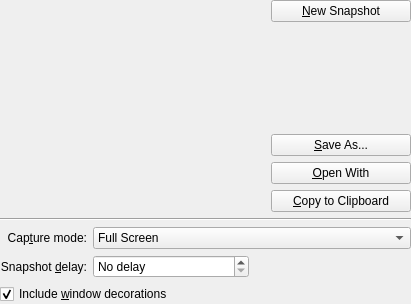
Qt form ksnapshotwidget.ui (KDE/ksnapshot) before a commit.
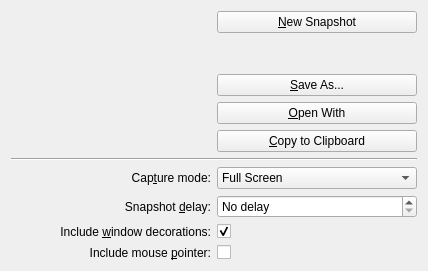
The same form after that commit. Custom widgets are drawn as their Qt base class.

Commit message: add mouse cursor capture

```diff
--- a/ksnapshotwidget.ui
+++ b/ksnapshotwidget.ui
@@ -6,35 +6,99 @@
    <rect>
     <x>0</x>
     <y>0</y>
-    <width>411</width>
-    <height>304</height>
+    <width>428</width>
+    <height>271</height>
    </rect>
   </property>
-  <layout class="QGridLayout">
-   <property name="margin">
-    <number>0</number>
-   </property>
-   <property name="spacing">
-    <number>6</number>
-   </property>
-   <item row="0" column="0" colspan="3">
-    <widget class="KSnapshotPreview" name="lblImage" native="true">
-     <property name="minimumSize">
-      <size>
-       <width>200</width>
-       <height>130</height>
-      </size>
-     </property>
-     <property name="whatsThis">
-      <string>This is a preview of the current snapshot.
+  <layout class="QVBoxLayout" name="verticalLayout">
+   <item>
+    <layout class="QHBoxLayout" name="horizontalLayout">
+     <item>
+      <widget class="KSnapshotPreview" name="lblImage" native="true">
+       <property name="minimumSize">
+        <size>
+         <width>200</width>
+         <height>130</height>
+        </size>
+       </property>
+       <property name="whatsThis">
+        <string>This is a preview of the current snapshot.
 
 The image can be dragged to another application or document to copy the full screenshot there. Try it with the Konqueror file manager.
 
 You can also copy the image to the clipboard by pressing Ctrl+C.</string>
-     </property>
-    </widget>
+       </property>
+      </widget>
+     </item>
+     <item>
+      <layout class="QVBoxLayout">
+       <property name="spacing">
+        <number>6</number>
+       </property>
+       <property name="margin">
+        <number>0</number>
+       </property>
+       <item>
+        <widget class="KPushButton" name="btnNew">
+         <property name="whatsThis">
+          <string>Click this button to take a new snapshot.</string>
+         </property>
+         <property name="text">
+          <string>&amp;New Snapshot</string>
+         </property>
+        </widget>
+       </item>
+       <item>
+        <spacer>
+         <property name="orientation">
+          <enum>Qt::Vertical</enum>
+         </property>
+         <property name="sizeType">
+          <enum>QSizePolicy::Expanding</enum>
+         </property>
+         <property name="sizeHint" stdset="0">
+          <size>
+           <width>140</width>
+           <height>44</height>
+          </size>
+         </property>
+        </spacer>
+       </item>
+       <item>
+        <widget class="KPushButton" name="btnSave">
+         <property name="whatsThis">
+          <string>Click this button to save the current snapshot. To quickly save the snapshot without showing the file dialog, press Ctrl+Shift+S. The filename is automatically incremented after each save.</string>
+         </property>
+         <property name="text">
+          <string>&amp;Save As...</string>
+         </property>
+        </widget>
+       </item>
+       <item>
+        <widget class="KPushButton" name="btnOpen">
+         <property name="whatsThis">
+          <string>Click this button to open the snapshot with another application.</string>
+         </property>
+         <property name="text">
+          <string>&amp;Open With</string>
+         </property>
+        </widget>
+       </item>
+       <item>
+        <widget class="KPushButton" name="btnCopy">
+         <property name="whatsThis">
+          <string>Click this button to copy the current snapshot to the clipboard.</string>
+         </property>
+         <property name="text">
+          <string>&amp;Copy to Clipboard</string>
+         </property>
+        </widget>
+       </item>
+      </layout>
+     </item>
+    </layout>
    </item>
-   <item row="1" column="0" colspan="4">
+   <item>
     <widget class="Line" name="line1">
      <property name="frameShape">
       <enum>QFrame::HLine</enum>
@@ -47,75 +111,25 @@
      </property>
     </widget>
    </item>
-   <item row="3" column="1">
-    <widget class="KIntSpinBox" name="spinDelay">
-     <property name="sizePolicy">
-      <sizepolicy hsizetype="MinimumExpanding" vsizetype="Fixed">
-       <horstretch>0</horstretch>
-       <verstretch>0</verstretch>
-      </sizepolicy>
-     </property>
-     <property name="toolTip">
-      <string>Snapshot delay in seconds</string>
-     </property>
-     <property name="whatsThis">
-      <string>&lt;qt&gt;&lt;p&gt;
-This is the number of seconds to wait after clicking the &lt;i&gt;New Snapshot&lt;/i&gt; button before taking the snapshot.
-&lt;/p&gt;&lt;p&gt;
-This is very useful for getting windows, menus and other items on the screen set up just the way you want.
-&lt;/p&gt;&lt;p&gt;
-If &lt;i&gt;no delay&lt;/i&gt; is set, the program will wait for a mouse click before taking a snapshot.
-&lt;/p&gt;
-&lt;/qt&gt;</string>
-     </property>
-     <property name="specialValueText">
-      <string>No delay</string>
-     </property>
-    </widget>
-   </item>
-   <item row="3" column="0">
-    <widget class="QLabel" name="lblDelay">
-     <property name="text">
-      <string>Snapshot &amp;delay:</string>
-     </property>
-     <property name="alignment">
-      <set>Qt::AlignRight|Qt::AlignTrailing|Qt::AlignVCenter</set>
-     </property>
-     <property name="buddy">
-      <cstring>spinDelay</cstring>
-     </property>
-    </widget>
-   </item>
-   <item row="2" column="0">
-    <widget class="QLabel" name="textLabel1">
-     <property name="text">
-      <string>Cap&amp;ture mode:</string>
-     </property>
-     <property name="alignment">
-      <set>Qt::AlignRight|Qt::AlignTrailing|Qt::AlignVCenter</set>
-     </property>
-     <property name="buddy">
-      <cstring>comboMode</cstring>
-     </property>
-    </widget>
-   </item>
-   <item row="4" column="0" colspan="4">
-    <widget class="QCheckBox" name="cbIncludeDecorations">
-     <property name="whatsThis">
-      <string>When enabled, snapshot of a window will also include the window decorations</string>
-     </property>
-     <property name="text">
-      <string>Include &amp;window decorations</string>
-     </property>
-     <property name="checked">
-      <bool>true</bool>
-     </property>
-    </widget>
-   </item>
-   <item row="2" column="1" colspan="3">
-    <widget class="QComboBox" name="comboMode">
-     <property name="whatsThis">
-      <string>&lt;qt&gt;Using this menu, you can select from the five following snapshot modes:
+   <item>
+    <layout class="QGridLayout" name="gridLayout">
+     <item row="0" column="0">
+      <widget class="QLabel" name="textLabel1">
+       <property name="text">
+        <string>Cap&amp;ture mode:</string>
+       </property>
+       <property name="alignment">
+        <set>Qt::AlignRight|Qt::AlignTrailing|Qt::AlignVCenter</set>
+       </property>
+       <property name="buddy">
+        <cstring>comboMode</cstring>
+       </property>
+      </widget>
+     </item>
+     <item row="0" column="1">
+      <widget class="QComboBox" name="comboMode">
+       <property name="whatsThis">
+        <string>&lt;qt&gt;Using this menu, you can select from the five following snapshot modes:
 &lt;p&gt;
 &lt;b&gt;Full Screen&lt;/b&gt; - captures the entire desktop.&lt;br/&gt;
 &lt;b&gt;Window Under Cursor&lt;/b&gt; - captures only the window (or menu) that is under the mouse cursor when the snapshot is taken.&lt;br/&gt;
@@ -123,113 +137,117 @@
 &lt;b&gt;Section of Window&lt;/b&gt; - captures only a section of the window. When taking a new snapshot in this mode you will be able to select any child window by moving the mouse over it.&lt;br/&gt;
 &lt;b&gt;Current Screen&lt;/b&gt; - if you have multiple screens, this captures the screen containing the mouse cursor when the snapshot is taken.
 &lt;/p&gt;&lt;/qt&gt;</string>
-     </property>
-     <item>
-      <property name="text">
-       <string>Full Screen</string>
-      </property>
+       </property>
+       <item>
+        <property name="text">
+         <string>Full Screen</string>
+        </property>
+       </item>
+       <item>
+        <property name="text">
+         <string>Window Under Cursor</string>
+        </property>
+       </item>
+       <item>
+        <property name="text">
+         <string>Region</string>
+        </property>
+       </item>
+       <item>
+        <property name="text">
+         <string>Section of Window</string>
+        </property>
+       </item>
+       <item>
+        <property name="text">
+         <string>Current Screen</string>
+        </property>
+       </item>
+      </widget>
      </item>
-     <item>
-      <property name="text">
-       <string>Window Under Cursor</string>
-      </property>
+     <item row="1" column="0">
+      <widget class="QLabel" name="lblDelay">
+       <property name="text">
+        <string>Snapshot &amp;delay:</string>
+       </property>
+       <property name="alignment">
+        <set>Qt::AlignRight|Qt::AlignTrailing|Qt::AlignVCenter</set>
+       </property>
+       <property name="buddy">
+        <cstring>spinDelay</cstring>
+       </property>
+      </widget>
      </item>
-     <item>
-      <property name="text">
-       <string>Region</string>
-      </property>
-     </item>
-     <item>
-      <property name="text">
-       <string>Section of Window</string>
-      </property>
-     </item>
-     <item>
-      <property name="text">
-       <string>Current Screen</string>
-      </property>
-     </item>
-    </widget>
-   </item>
-   <item row="0" column="3">
-    <layout class="QVBoxLayout">
-     <property name="spacing">
-      <number>6</number>
-     </property>
-     <property name="margin">
-      <number>0</number>
-     </property>
-     <item>
-      <widget class="KPushButton" name="btnNew">
+     <item row="1" column="1">
+      <widget class="KIntSpinBox" name="spinDelay">
+       <property name="sizePolicy">
+        <sizepolicy hsizetype="Preferred" vsizetype="Fixed">
+         <horstretch>0</horstretch>
+         <verstretch>0</verstretch>
+        </sizepolicy>
+       </property>
+       <property name="toolTip">
+        <string>Snapshot delay in seconds</string>
+       </property>
        <property name="whatsThis">
         <string>Click this button to take a new snapshot.</string>
        </property>
-       <property name="text">
-        <string>&amp;New Snapshot</string>
+       <property name="specialValueText">
+        <string>No delay</string>
        </property>
+       <property name="suffix">
+        <string> </string>
+       </property>
       </widget>
      </item>
-     <item>
-      <spacer>
-       <property name="orientation">
-        <enum>Qt::Vertical</enum>
+     <item row="2" column="0">
+      <widget class="QLabel" name="label">
+       <property name="text">
+        <string>Include &amp;window decorations:</string>
        </property>
-       <property name="sizeType">
-        <enum>QSizePolicy::Expanding</enum>
+       <property name="alignment">
+        <set>Qt::AlignRight|Qt::AlignTrailing|Qt::AlignVCenter</set>
        </property>
-       <property name="sizeHint" stdset="0">
-        <size>
-         <width>140</width>
-         <height>44</height>
-        </size>
+       <property name="buddy">
+        <cstring>cbIncludeDecorations</cstring>
        </property>
-      </spacer>
+      </widget>
      </item>
-     <item>
-      <widget class="KPushButton" name="btnSave">
+     <item row="2" column="1">
+      <widget class="QCheckBox" name="cbIncludeDecorations">
        <property name="whatsThis">
         <string>Click this button to save the current snapshot. To quickly save the snapshot without showing the file dialog, press Ctrl+Shift+S. The filename is automatically incremented after each save.</string>
        </property>
        <property name="text">
-        <string>&amp;Save As...</string>
+        <string/>
        </property>
+       <property name="checked">
+        <bool>true</bool>
+       </property>
       </widget>
      </item>
-     <item>
-      <widget class="KPushButton" name="btnOpen">
-       <property name="whatsThis">
-        <string>Click this button to open the snapshot with another application.</string>
-       </property>
+     <item row="3" column="0">
+      <widget class="QLabel" name="label_2">
        <property name="text">
-        <string>&amp;Open With</string>
+        <string>Include mouse &amp;pointer:</string>
        </property>
+       <property name="alignment">
+        <set>Qt::AlignRight|Qt::AlignTrailing|Qt::AlignVCenter</set>
+       </property>
+       <property name="buddy">
+        <cstring>cbIncludePointer</cstring>
+       </property>
       </widget>
      </item>
-     <item>
-      <widget class="KPushButton" name="btnCopy">
-       <property name="whatsThis">
-        <string>Click this button to copy the current snapshot to the clipboard.</string>
-       </property>
+     <item row="3" column="1">
+      <widget class="QCheckBox" name="cbIncludePointer">
        <property name="text">
-        <string>&amp;Copy to Clipboard</string>
+        <string/>
        </property>
       </widget>
      </item>
     </layout>
    </item>
-   <item row="3" column="2" colspan="2">
-    <spacer>
-     <property name="orientation">
-      <enum>Qt::Horizontal</enum>
-     </property>
-     <property name="sizeHint" stdset="0">
-      <size>
-       <width>156</width>
-       <height>16</height>
-      </size>
-     </property>
-    </spacer>
-   </item>
   </layout>
  </widget>
  <customwidgets>
```
Left out of the diff: 11 changed lines with no effect on the pictures. The commit also changes 6 other files.
